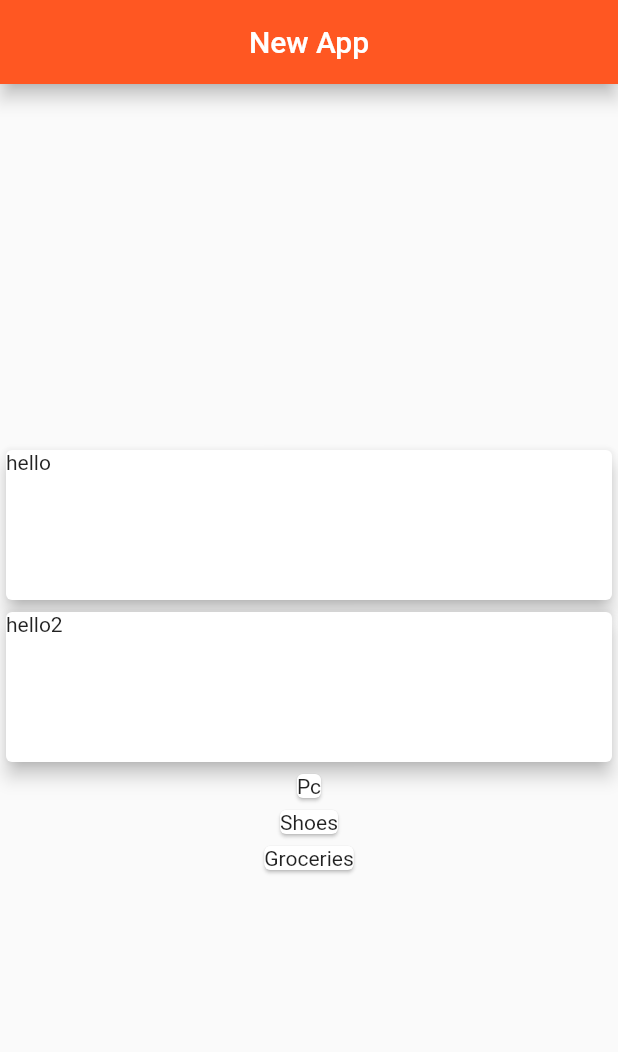
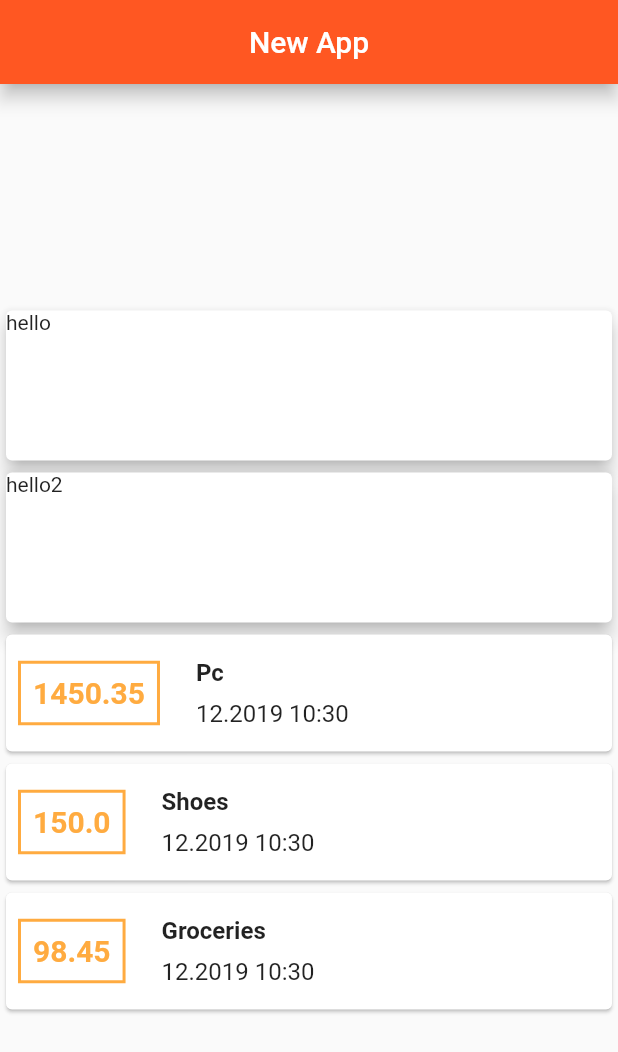
Before and after one commit to fcieminski/flutter-learning, a Flutter app: the screen it shows after launch, on a phone screen of 412 x 824 dp. Shown: the top 1052 px of the screen. Run offline on Flutter 3.47's test engine with Material 2 defaults, Android fonts, the phone set to English and light mode, and no system bars.

Commit message:
a bit of styling

```diff
--- a/lib/main.dart
+++ b/lib/main.dart
@@ -12,10 +12,10 @@ class MyApp extends StatelessWidget {
 
 class Home extends StatelessWidget {
   final List<Transaction> transactions = [
-    Transaction(id: '1', title: 'Pc', amount: 1450.30, time: DateTime.now()),
+    Transaction(id: '1', title: 'Pc', amount: 1450.35, time: DateTime.now()),
     Transaction(id: '2', title: 'Shoes', amount: 150, time: DateTime.now()),
     Transaction(
-        id: '3', title: 'Groceries', amount: 98.40, time: DateTime.now()),
+        id: '3', title: 'Groceries', amount: 98.45, time: DateTime.now()),
   ];
 
   @override
@@ -49,7 +49,60 @@ class Home extends StatelessWidget {
           ),
           Column(
             children: transactions.map((transaction) {
-              return Card(child: Text(transaction.title));
+              return Container(
+                child: Card(
+                  child: Row(
+                    children: <Widget>[
+                      Container(
+                        margin: EdgeInsets.all(8),
+                        padding: EdgeInsets.all(8),
+                        decoration: BoxDecoration(
+                          border: Border.all(
+                            color: Colors.orangeAccent,
+                            width: 2,
+                          ),
+                        ),
+                        child: Text(
+                          transaction.amount.toString(),
+                          style: TextStyle(
+                            color: Colors.orangeAccent,
+                            fontWeight: FontWeight.bold,
+                            fontSize: 20,
+                          ),
+                        ),
+                      ),
+                      Container(
+                        margin: EdgeInsets.all(8),
+                        padding: EdgeInsets.all(8),
+                        child: Column(
+                          mainAxisAlignment: MainAxisAlignment.start,
+                          crossAxisAlignment: CrossAxisAlignment.start,
+                          children: <Widget>[
+                            Container(
+                              padding: EdgeInsets.only(bottom: 8),
+                              child: Text(
+                                transaction.title,
+                                style: TextStyle(
+                                  fontWeight: FontWeight.bold,
+                                  fontSize: 16,
+                                ),
+                              ),
+                            ),
+                            Container(
+                              child: Text(
+                                '${transaction.time.month}.${transaction.time.year} ${transaction.time.hour}:${transaction.time.minute}',
+                                style: TextStyle(
+                                  fontSize: 16,
+                                ),
+                              ),
+                            ),
+                          ],
+                        ),
+                      ),
+                    ],
+                  ),
+                ),
+              );
             }).toList(),
           )
         ],
```
